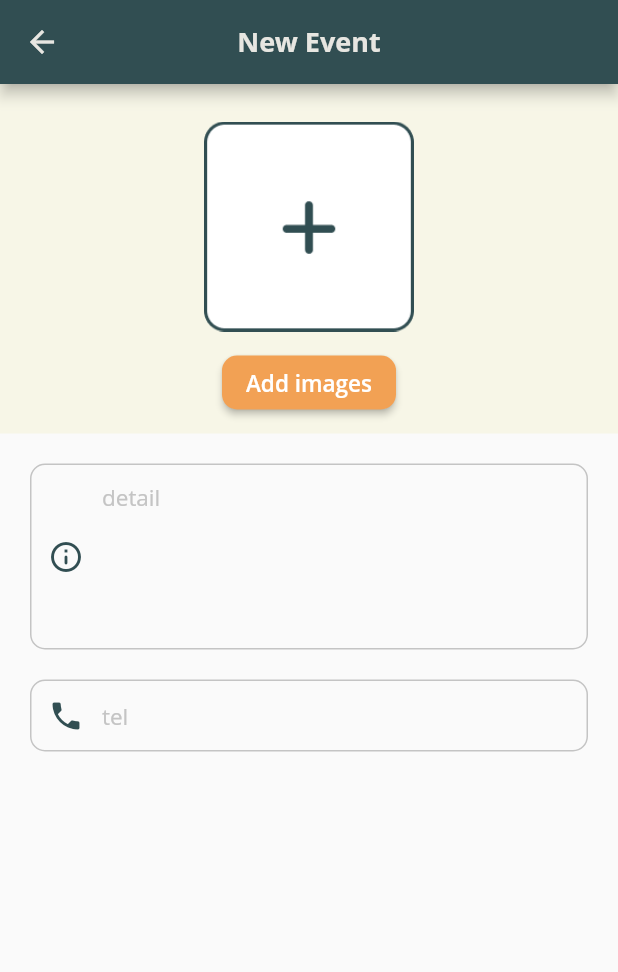
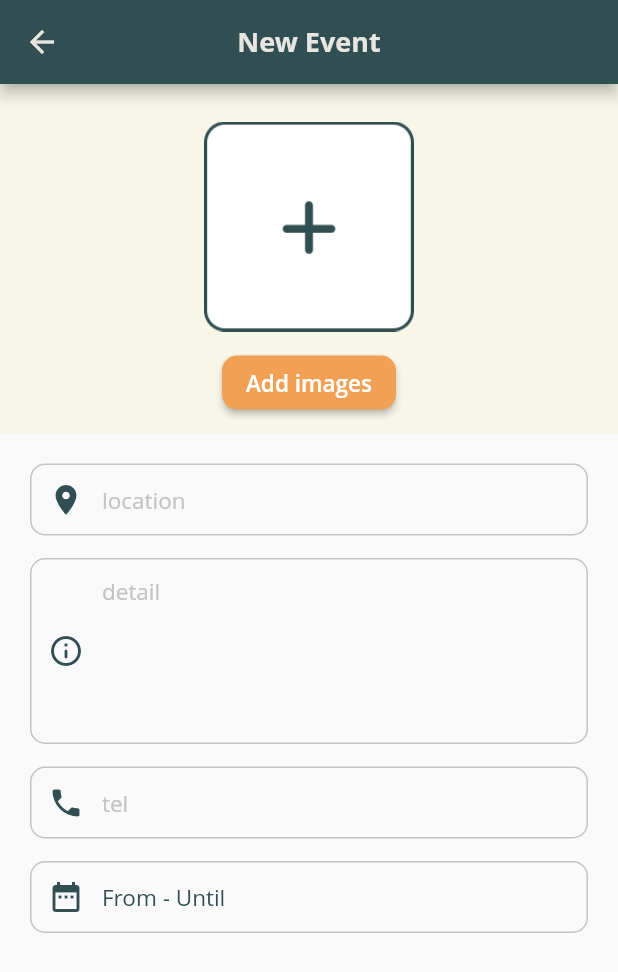
Before and after one commit to toonwwk/Just-Be-There, a Flutter app: the screen it shows after launch, after a tap on "Dummy", on a phone screen of 412 x 824 dp. Shown: the top 972 px of the screen. Run offline on Flutter 3.47's test engine with Material 2 defaults, Android fonts, the phone set to English and light mode, and no system bars; our stand-ins replace firebase_auth, firebase_core, recase, shared_preferences; missing offline and left inert: multi_image_picker; accounts and stored records are empty; network calls fail.

Commit message:
Add location + date range field(need some theme color changes) (change province color)

```diff
--- a/lib/NewEvent/NewEventScreen.dart
+++ b/lib/NewEvent/NewEventScreen.dart
@@ -1,5 +1,6 @@
 import 'package:flutter/material.dart';
 import 'package:jbt/Widgets/LeftIconTextField.dart';
+import 'package:jbt/Widgets/Daterange.dart';
 
 import '../helper.dart';
 import 'ImagePicker.dart';
@@ -9,6 +10,8 @@ class NewEventScreen extends StatelessWidget {
 
   final TextEditingController detailController = new TextEditingController();
   final TextEditingController telController = new TextEditingController();
+  final TextEditingController locationController = new TextEditingController();
+  final TextEditingController dateController = new TextEditingController();
 
   final AppBar appBar = AppBar(
     iconTheme: IconThemeData(
@@ -24,19 +27,30 @@ class NewEventScreen extends StatelessWidget {
 
   @override
   Widget build(BuildContext context) {
+    Size deviceSize = MediaQuery.of(context).size;
     return Scaffold(
-      appBar: AppBar(
-        iconTheme: IconThemeData(
-          color: appColor.lightGray,
-        ),
-        centerTitle: true,
-        backgroundColor: appColor.green,
-        title: Text(
-          "New Event",
-          style: appTextStyle.bold18Gray,
-        ),
-      ),
-      body: Column(
+      // appBar: AppBar(
+      //   iconTheme: IconThemeData(
+      //     color: appColor.lightGray,
+      //   ),
+      //   centerTitle: true,
+      //   backgroundColor: appColor.green,
+      //   title: Text(
+      //     "New Event",
+      //     style: appTextStyle.bold18Gray,
+      //   ),
+      // ),
+      appBar: appBar,
+        body: SingleChildScrollView(
+          //enable or unable scroll
+        //physics: const NeverScrollableScrollPhysics(),
+        child: ConstrainedBox(
+        constraints: BoxConstraints(
+        minWidth: MediaQuery.of(context).size.width,
+        minHeight: MediaQuery.of(context).size.height,
+       ),
+
+      child: Column(
         children: [
           ImagePicker(),
           Padding(
@@ -45,13 +59,22 @@ class NewEventScreen extends StatelessWidget {
               crossAxisAlignment: CrossAxisAlignment.center,
               children: [
                 LeftIconTextField(
+                  TextFieldType.location,
+                  appColor.darkGray,
+                  appColor.green,
+                  locationController,
+                ),
+                SizedBox(
+                  height: 15,
+                ),
+                LeftIconTextField(
                   TextFieldType.detail,
                   appColor.darkGray,
                   appColor.green,
                   detailController,
                 ),
                 SizedBox(
-                  height: 20,
+                  height: 15,
                 ),
                 LeftIconTextField(
                   TextFieldType.tel,
@@ -59,11 +82,17 @@ class NewEventScreen extends StatelessWidget {
                   appColor.green,
                   telController,
                 ),
+                SizedBox(
+                  height: 15,
+                ),
+                DateRange(),
               ],
             ),
           ),
         ],
       ),
+         ),
+        ),
     );
   }
 }
--- /dev/null
+++ b/lib/Widgets/Daterange.dart
@@ -0,0 +1,78 @@
+import 'package:flutter/material.dart';
+import 'package:intl/intl.dart';
+import 'package:jbt/helper.dart';
+
+class DateRange extends StatefulWidget {
+  @override
+  _DateRangeState createState() => _DateRangeState();
+}
+
+class _DateRangeState extends State<DateRange> {
+  DateTimeRange dateRange;
+
+  String getStart() {
+    if (dateRange == null) {
+      return 'From';
+    } else {
+      return DateFormat('dd/MM/yyyy').format(dateRange.start);
+    }
+  }
+
+  String getTill() {
+    if (dateRange == null) {
+      return 'Until';
+    } else {
+      return DateFormat('dd/MM/yyyy').format(dateRange.end);
+    }
+  }
+  OutlineInputBorder get border {
+    return OutlineInputBorder(
+      borderRadius: BorderRadius.all(Radius.circular(10.0)),
+      borderSide: BorderSide(
+        color: appColor.darkGray,
+      ),
+    );
+  }
+
+  @override
+  Widget build(BuildContext context) {
+    return SizedBox(
+        child: TextField(
+              readOnly: true,
+              decoration: InputDecoration(
+              prefixIcon: Icon(
+                Icons.date_range,
+                color: appColor.green,
+                ),
+                enabledBorder: border,
+                focusedBorder: border,
+                hintText: (getStart() + " - " + getTill()),
+                hintStyle: appTextStyle.regular15Green,
+                contentPadding: EdgeInsets.symmetric(
+                  vertical: 3,
+                ),
+              ),
+            onTap: () => pickDateRange(context),
+        ),
+    );
+  }
+
+  Future pickDateRange(BuildContext context) async {
+
+    final initialDateRange = DateTimeRange(
+      start: DateTime.now(),
+      end: DateTime.now().add(Duration(hours: 24 * 3)),
+    );
+
+    final newDateRange = await showDateRangePicker(
+      context: context,
+      firstDate: DateTime(DateTime.now().year - 5),
+      lastDate: DateTime(DateTime.now().year + 5),
+      initialDateRange: dateRange ?? initialDateRange,
+    );
+
+    if (newDateRange == null) return;
+
+    setState(() => dateRange = newDateRange);
+  }
+}
--- a/lib/Widgets/LeftIconTextField.dart
+++ b/lib/Widgets/LeftIconTextField.dart
@@ -6,6 +6,8 @@ enum TextFieldType {
   password,
   detail,
   tel,
+  location,
+  date,
 }
 
 class LeftIconTextField extends StatelessWidget {
@@ -16,6 +18,9 @@ class LeftIconTextField extends StatelessWidget {
   TextInputType _keyboardType;
   int _maxLines;
   IconData _icon;
+  bool _enabled = false;
+
+
 
   String get placeHolder {
     return _type.toString().substring(_type.toString().indexOf('.') + 1);
@@ -47,6 +52,7 @@ class LeftIconTextField extends StatelessWidget {
         cursorWidth: 1,
         enableSuggestions: false,
         autocorrect: false,
+        readOnly: _enabled,
         maxLines: _maxLines,
         decoration: InputDecoration(
           prefixIcon: Icon(
@@ -95,6 +101,20 @@ class LeftIconTextField extends StatelessWidget {
           _keyboardType = TextInputType.phone;
         }
         break;
+      case TextFieldType.date:
+        {
+          _icon = Icons.date_range;
+          _maxLines = 1;
+        }
+        break;
+      case TextFieldType.location:
+        {
+
+          _icon = Icons.location_on;
+          _maxLines = 1;
+          _enabled = true;
+        }
+        break;
     }
   }
 }
--- a/lib/Widgets/province.dart
+++ b/lib/Widgets/province.dart
@@ -136,7 +136,7 @@ class provinceState extends State<province> {
 
           borderRadius: BorderRadius.all(Radius.circular(10.0)),
           border: Border.all(
-               color: appColor.darkGray,
+               color: appColor.green,
           ),
 
         ),
@@ -145,7 +145,7 @@ class provinceState extends State<province> {
           child: DropdownButton(
             iconDisabledColor: appColor.darkGray,
             iconEnabledColor: appColor.darkGray,
-            style: appTextStyle.regular15Gray,
+            style: appTextStyle.regular15Green,
             value: selectedItem,
             items: dropdownMenuItems,
             onChanged: (value){
--- a/lib/main.dart
+++ b/lib/main.dart
@@ -5,6 +5,7 @@ import 'package:jbt/SignUp/SignUpScreen.dart';
 import 'LogIn/LogInScreen.dart';
 import 'NewEvent/NewEventScreen.dart';
 import 'dummy.dart';
+import 'package:jbt/helper.dart';
 
 void main() async {
   WidgetsFlutterBinding.ensureInitialized();
@@ -19,6 +20,9 @@ class MyApp extends StatelessWidget {
       future: Firebase.initializeApp(),
       builder: (context, snapshot) {
         return MaterialApp(
+          theme: new ThemeData(
+              primaryColor: appColor.green,
+          ),
           title: 'JBT',
           // home: LogInScreen(),
           initialRoute: LogInScreen.routeName,
--- a/pubspec.yaml
+++ b/pubspec.yaml
@@ -22,7 +22,7 @@ dependencies:
   provider: ^5.0.0
   recase: ^3.0.1
   multi_image_picker: ^4.8.0
-
+  intl: ^0.17.0
 
 
 dev_dependencies:
```
Also changed, not shown: pubspec.lock.
